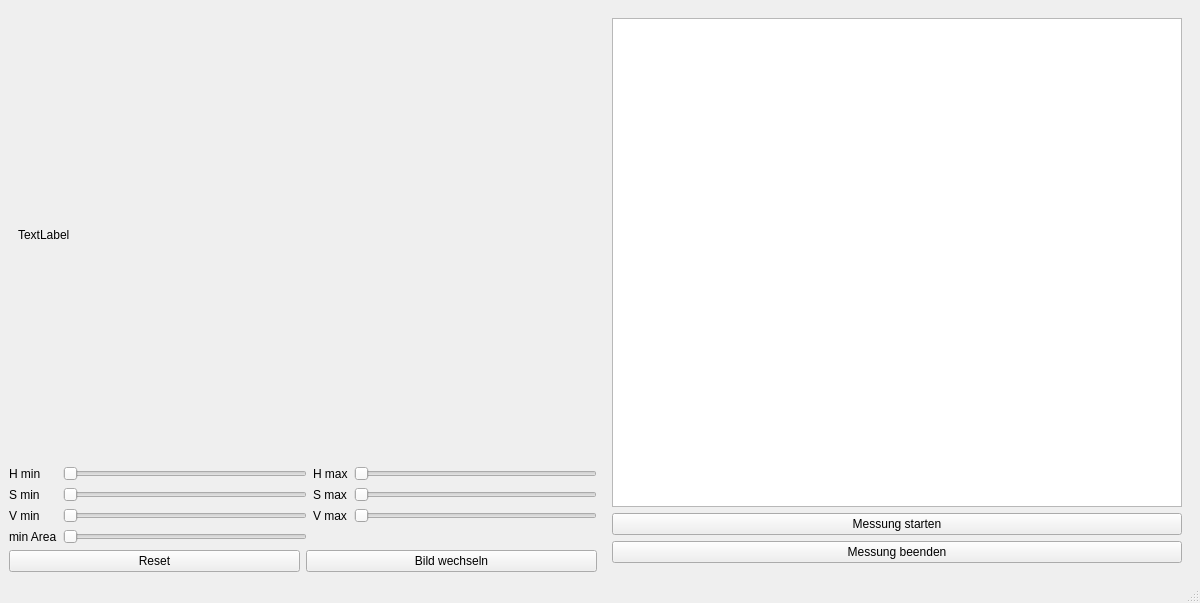
Before: the Qt Designer form Aufblaspruefstand_GUI.ui in BesTHB/Aufblaspruefstand, drawn with Qt 5.
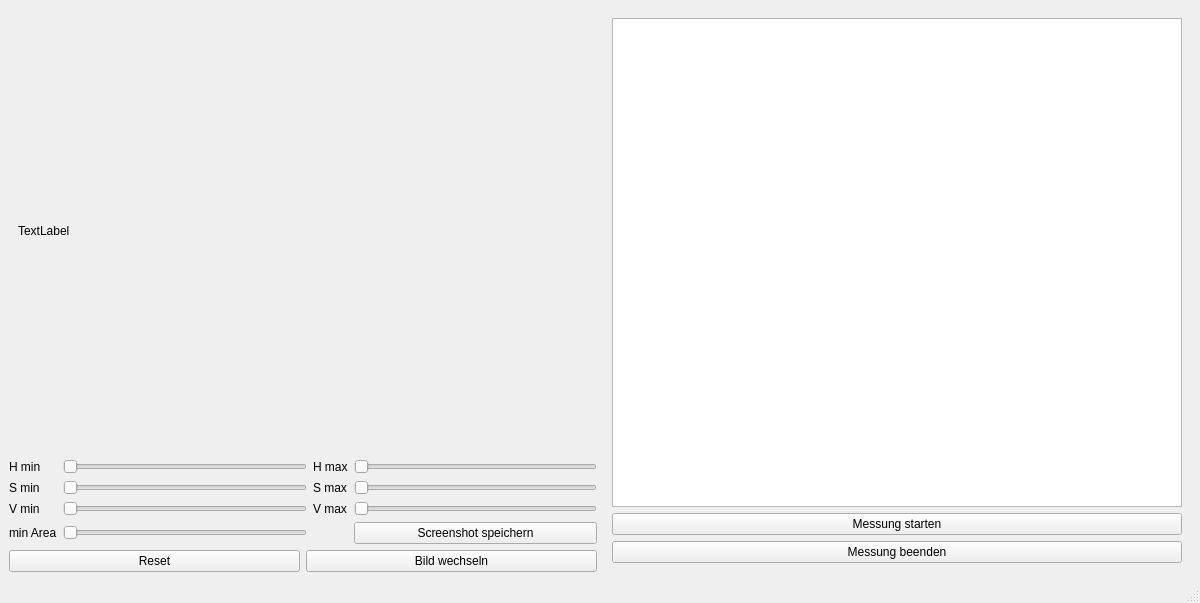
After: the same form once the commit is applied. Custom widgets are drawn as their Qt base class.

Commit message: + Funktionalitaet, um Screenshots abzuspeichern, hinzugefuegt.

What changed in the file:
```diff
--- a/Aufblaspruefstand_GUI.ui
+++ b/Aufblaspruefstand_GUI.ui
@@ -151,6 +151,13 @@
           </property>
          </widget>
         </item>
+        <item row="4" column="3">
+         <widget class="QPushButton" name="pushButtonScreenshot">
+          <property name="text">
+           <string>Screenshot speichern</string>
+          </property>
+         </widget>
+        </item>
        </layout>
       </item>
       <item>
```
The commit also changes 2 other files.
